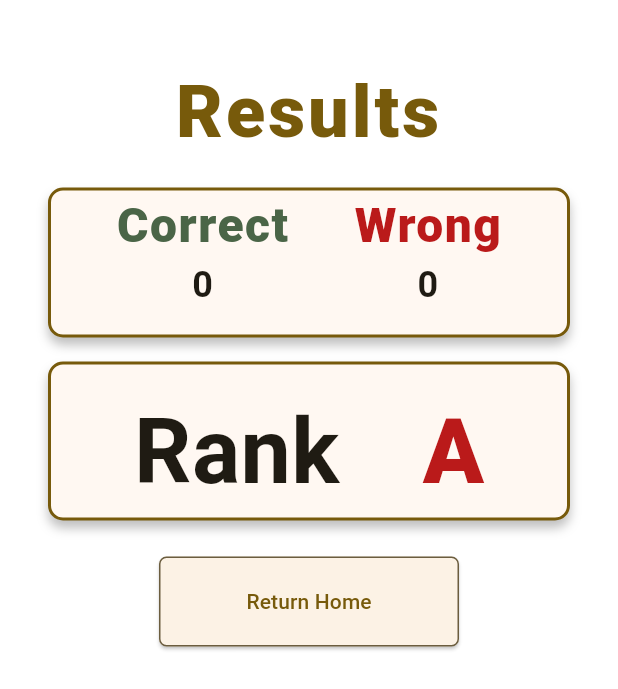
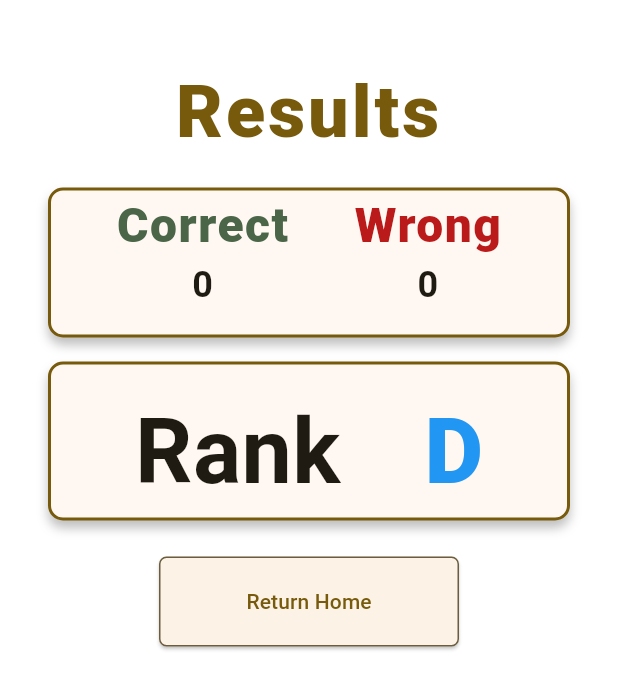
Before and after one commit to dompetriella/Note-Jogger, a Flutter app: the ResultsPage screen opened directly, on a phone screen of 412 x 824 dp. Shown: the top 689 px of the screen. Run offline on Flutter 3.47's test engine with Material 2 defaults, Android fonts, the phone set to English and light mode, and no system bars; our stand-ins replace flutter_animate, flutter_hooks, flutter_riverpod, hooks_riverpod.

Commit message:
basic rank stopwatch system working

```diff
--- a/lib/game_logic/scoring.dart
+++ b/lib/game_logic/scoring.dart
@@ -1,6 +1,9 @@
+import 'package:flutter/material.dart';
 import 'package:flutter_riverpod/flutter_riverpod.dart';
+import 'package:note_jogger/globals.dart';
 import 'package:note_jogger/provider.dart';
 
+import '../models/ranks.dart';
 import '../pages/results_page.dart';
 
 int calculateCorrectAnswers(WidgetRef ref) {
@@ -20,18 +23,34 @@ List<RankCard> displayRankCards(WidgetRef ref) {
   return rankCards;
 }
 
-String calculateRank(WidgetRef ref) {
-  double percentageCorrect =
-      calculateCorrectAnswers(ref) / ref.watch(quizGenerateTotalProvider);
-  if (percentageCorrect < .70) {
-    return 'D';
+Enum calculateRank(double timeElapsed) {
+  if (timeElapsed <= sRankTimeLimit) return Rank.S;
+  if (timeElapsed <= aRankTimeLimit) return Rank.A;
+  if (timeElapsed <= bRankTimeLimit) return Rank.B;
+  if (timeElapsed <= cRankTimeLimit) return Rank.C;
+  return Rank.D;
+}
+
+Enum calculateOverallRank(WidgetRef ref) {
+  double totalTime = 0;
+  for (var answer in ref.read(quizAnswersProvider)) {
+    totalTime += answer.secondsElapsed;
   }
-  if (percentageCorrect < .80) {
-    return 'C';
+  return calculateRank(totalTime / ref.read(quizAnswersProvider).length);
+}
+
+Color getRankTextColor(String rank) {
+  if (rank == 'S') {
+    return Colors.amber;
   }
-  if (percentageCorrect < .90) {
-    return 'B';
-  } else {
-    return 'A';
+  if (rank == 'A') {
+    return Colors.orange;
   }
+  if (rank == 'B') {
+    return Colors.green;
+  }
+  if (rank == 'S') {
+    return Colors.lightBlue;
+  }
+  return Colors.blue;
 }
--- /dev/null
+++ b/lib/globals.dart
@@ -0,0 +1,4 @@
+double sRankTimeLimit = 1200;
+double aRankTimeLimit = 2200;
+double bRankTimeLimit = 3500;
+double cRankTimeLimit = 5000;
--- /dev/null
+++ b/lib/models/ranks.dart
@@ -0,0 +1 @@
+enum Rank { S, A, B, C, D }
--- a/lib/pages/results_page.dart
+++ b/lib/pages/results_page.dart
@@ -35,91 +35,58 @@ class ResultsPage extends ConsumerWidget {
                             letterSpacing: 2),
                       ),
                     ),
-                    // results list, need the room for now
-                    // will later wrap in an expander
-                    // Expanded(
-                    //   child: Container(
-                    //     decoration: BoxDecoration(
-                    //         color: Theme.of(context).colorScheme.background,
-                    //         borderRadius: BorderRadius.circular(10),
-                    //         border: Border.all(
-                    //             width: 2,
-                    //             color: Theme.of(context)
-                    //                 .colorScheme
-                    //                 .primary
-                    //                 .withOpacity(.50))),
-                    //     child: ListView.builder(
-                    //         itemCount: ref.watch(quizAnswersProvider).length,
-                    //         itemBuilder: ((context, index) => Padding(
-                    //               padding: const EdgeInsets.symmetric(
-                    //                   horizontal: 8.0, vertical: 4.0),
-                    //               child: SingleResultContainer(),
-                    //             ))),
-                    //   ),
-                    // ),
-                    Padding(
-                      padding: const EdgeInsets.symmetric(vertical: 8.0),
-                      child: Container(
-                        height: 100,
-                        width: double.infinity,
-                        decoration: BoxDecoration(
-                            color: Theme.of(context).colorScheme.background,
-                            boxShadow: [
-                              BoxShadow(
-                                  color: Colors.black.withOpacity(.25),
-                                  blurRadius: 5,
-                                  offset: const Offset(0, 5))
-                            ],
-                            border: Border.all(
-                                width: 2,
-                                color: Theme.of(context).colorScheme.primary),
-                            borderRadius: BorderRadius.circular(10)),
-                        child: Row(
-                          mainAxisAlignment: MainAxisAlignment.spaceEvenly,
-                          children: [
-                            Column(
-                              children: [
-                                Text(
-                                  'Correct',
-                                  style: TextStyle(
-                                      fontSize: 32,
-                                      fontWeight: FontWeight.w800,
-                                      color: Theme.of(context)
-                                          .colorScheme
-                                          .tertiary,
-                                      letterSpacing: 1),
+                    // DetailedResults(),
+                    CorrectCount(),
+                    RankResult(),
+                    NavigationButton(),
+                  ].animate(interval: 1.seconds).slideY().fadeIn(),
                 ),
-                                Text(
-                                  '${calculateCorrectAnswers(ref)}',
-                                  style: const TextStyle(
-                                      fontSize: 24,
-                                      fontWeight: FontWeight.w600),
-                                )
-                              ],
               ),
-                            Column(
-                              children: [
-                                Text(
-                                  'Wrong',
-                                  style: TextStyle(
-                                      fontSize: 32,
-                                      fontWeight: FontWeight.w800,
-                                      color:
-                                          Theme.of(context).colorScheme.error,
-                                      letterSpacing: 1),
-                                ),
-                                Text(
-                                    '${ref.read(quizGenerateTotalProvider) - calculateCorrectAnswers(ref)}',
-                                    style: const TextStyle(
-                                        fontSize: 24,
-                                        fontWeight: FontWeight.w600))
-                              ],
             ),
           ],
         ),
       ),
+    );
+  }
+}
+
+class NavigationButton extends ConsumerWidget {
+  const NavigationButton({
+    super.key,
+  });
+
+  @override
+  Widget build(BuildContext context, WidgetRef ref) {
+    return Padding(
+      padding: const EdgeInsets.all(8.0),
+      child: Row(
+        mainAxisAlignment: MainAxisAlignment.spaceEvenly,
+        children: [
+          GenericPageButton(
+              text: 'Return Home',
+              onPressed: () {
+                ref.watch(quizStagingProvider.notifier).resetQuizGenerate(ref);
+                Navigator.of(context).push(
+                  MaterialPageRoute(
+                    builder: (context) => const StartPage(),
                   ),
-                    Padding(
+                );
+              }),
+        ],
+      ),
+    );
+  }
+}
+
+class RankResult extends ConsumerWidget {
+  const RankResult({
+    super.key,
+  });
+
+  @override
+  Widget build(BuildContext context, WidgetRef ref) {
+    String rank = calculateOverallRank(ref).name;
+    return Padding(
       padding: const EdgeInsets.symmetric(vertical: 8.0),
       child: Container(
         width: double.infinity,
@@ -127,13 +94,12 @@ class ResultsPage extends ConsumerWidget {
             color: Theme.of(context).colorScheme.background,
             boxShadow: [
               BoxShadow(
-                                  color: Colors.black.withOpacity(.25),
+                  color: Colors.black.withOpacity(0.25),
                   blurRadius: 5,
                   offset: const Offset(0, 5))
             ],
             border: Border.all(
-                                width: 2,
-                                color: Theme.of(context).colorScheme.primary),
+                width: 2, color: Theme.of(context).colorScheme.primary),
             borderRadius: BorderRadius.circular(10)),
         child: Column(children: [
           Padding(
@@ -153,48 +119,110 @@ class ResultsPage extends ConsumerWidget {
                 style: TextStyle(
                     fontSize: 60,
                     fontWeight: FontWeight.w700,
-                                    color: Theme.of(context)
-                                        .colorScheme
-                                        .onBackground),
+                    color: Theme.of(context).colorScheme.onBackground),
               ),
-                              Text(calculateRank(ref),
+              Text(rank,
                   style: TextStyle(
                       fontSize: 60,
                       fontWeight: FontWeight.w900,
-                                      color:
-                                          Theme.of(context).colorScheme.error))
+                      color: getRankTextColor(rank)))
             ],
           )
         ]),
       ),
-                    ),
-                    Padding(
-                      padding: const EdgeInsets.all(8.0),
+    );
+  }
+}
+
+class CorrectCount extends ConsumerWidget {
+  const CorrectCount({
+    super.key,
+  });
+
+  @override
+  Widget build(BuildContext context, WidgetRef ref) {
+    return Padding(
+      padding: const EdgeInsets.symmetric(vertical: 8.0),
+      child: Container(
+        height: 100,
+        width: double.infinity,
+        decoration: BoxDecoration(
+            color: Theme.of(context).colorScheme.background,
+            boxShadow: [
+              BoxShadow(
+                  color: Colors.black.withOpacity(0.25),
+                  blurRadius: 5,
+                  offset: const Offset(0, 5))
+            ],
+            border: Border.all(
+                width: 2, color: Theme.of(context).colorScheme.primary),
+            borderRadius: BorderRadius.circular(10)),
         child: Row(
           mainAxisAlignment: MainAxisAlignment.spaceEvenly,
           children: [
-                          GenericPageButton(
-                              text: 'Return Home',
-                              onPressed: () {
-                                ref
-                                    .watch(quizStagingProvider.notifier)
-                                    .resetQuizGenerate(ref);
-                                Navigator.of(context).push(
-                                  MaterialPageRoute(
-                                    builder: (context) => const StartPage(),
+            Column(
+              children: [
+                Text(
+                  'Correct',
+                  style: TextStyle(
+                      fontSize: 32,
+                      fontWeight: FontWeight.w800,
+                      color: Theme.of(context).colorScheme.tertiary,
+                      letterSpacing: 1),
                 ),
-                                );
-                              }),
+                Text(
+                  '${calculateCorrectAnswers(ref)}',
+                  style: const TextStyle(
+                      fontSize: 24, fontWeight: FontWeight.w600),
+                )
               ],
             ),
+            Column(
+              children: [
+                Text(
+                  'Wrong',
+                  style: TextStyle(
+                      fontSize: 32,
+                      fontWeight: FontWeight.w800,
+                      color: Theme.of(context).colorScheme.error,
+                      letterSpacing: 1),
                 ),
-                  ].animate(interval: 1.seconds).slideY().fadeIn(),
-                ),
-              ),
+                Text(
+                    '${ref.read(quizGenerateTotalProvider) - calculateCorrectAnswers(ref)}',
+                    style: const TextStyle(
+                        fontSize: 24, fontWeight: FontWeight.w600))
+              ],
             ),
           ],
         ),
       ),
+    );
+  }
+}
+
+class DetailedResults extends ConsumerWidget {
+  const DetailedResults({
+    super.key,
+  });
+
+  @override
+  Widget build(BuildContext context, WidgetRef ref) {
+    return Container(
+      height: 300,
+      width: double.infinity,
+      decoration: BoxDecoration(
+          color: Theme.of(context).colorScheme.background,
+          borderRadius: BorderRadius.circular(10),
+          border: Border.all(
+              width: 2,
+              color: Theme.of(context).colorScheme.primary.withOpacity(.50))),
+      child: ListView.builder(
+          itemCount: ref.watch(quizAnswersProvider).length,
+          itemBuilder: ((context, index) => Padding(
+                padding:
+                    const EdgeInsets.symmetric(horizontal: 8.0, vertical: 4.0),
+                child: SingleResultContainer(),
+              ))),
     );
   }
 }
@@ -210,6 +238,8 @@ class RankCard extends StatelessWidget {
 
   @override
   Widget build(BuildContext context) {
+    String rank = calculateRank(answer.secondsElapsed).name;
+
     return Stack(
       children: [
         Container(
@@ -225,6 +255,15 @@ class RankCard extends StatelessWidget {
                       .colorScheme
                       .secondary
                       .withOpacity(.50))),
+          child: Center(
+              child: Text(
+            answer.correct ? rank : '',
+            style: TextStyle(
+                height: 0,
+                fontSize: 32,
+                fontWeight: FontWeight.w800,
+                color: getRankTextColor(rank)),
+          )),
         ),
         Padding(
           padding: const EdgeInsets.all(2.0),
@@ -233,10 +272,10 @@ class RankCard extends StatelessWidget {
             style: const TextStyle(fontSize: 10),
           ),
         ),
-        if (answer.correct) Text(answer.secondsElapsed.toString()),
         if (!answer.correct)
           Icon(
             Icons.close_sharp,
+            weight: 50,
             size: 40,
             color: Theme.of(context).colorScheme.error,
           )
```
Also changed, not shown: lib/components/quiz/quiz_option_button.dart (+9 -2 lines), lib/provider.dart (+14 -10 lines). Lines whose indentation alone changed are shown as unchanged.
